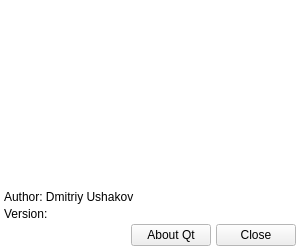
First picture: the form in gui/about.ui, repository dmitriyushakov/imaginegenerator, before the edit.
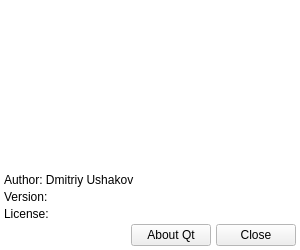
Second picture: the form after the edit. Icons and pictures are not drawn.

What changed in the file:
```diff
--- a/gui/about.ui
+++ b/gui/about.ui
@@ -139,6 +139,13 @@
      </property>
     </widget>
    </item>
+   <item>
+    <widget class="QLabel" name="licenseLbl">
+     <property name="text">
+      <string>License: </string>
+     </property>
+    </widget>
+   </item>
    <item>
     <layout class="QHBoxLayout" name="horizontalLayout">
      <property name="spacing">
```
Left out of the diff: 4 changed lines with no effect on the pictures.
